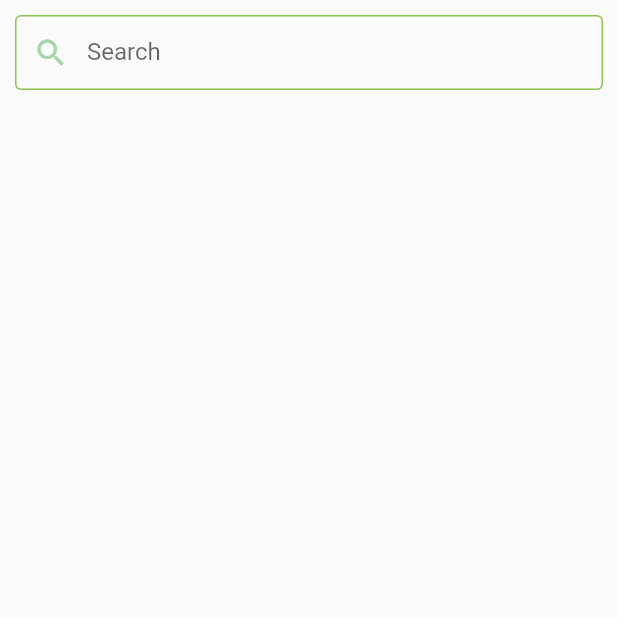
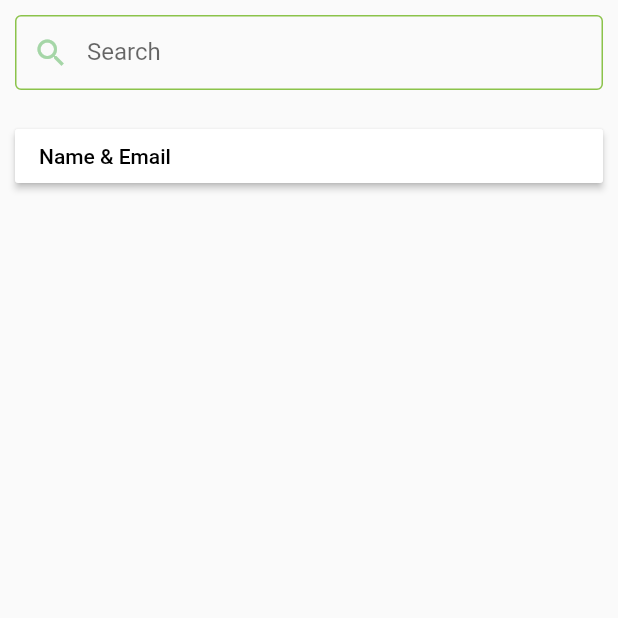
Before and after one commit to myjimm/chatapp_montejo, a Flutter app: the ChatPage screen opened directly, on a phone screen of 412 x 824 dp, the top half of it. Run offline on Flutter 3.47's test engine with Material 2 defaults, Android fonts, the phone set to English and light mode, and no system bars; our stand-ins replace email_validator.

Commit message:
90% of UI is done

```diff
--- a/chatapp_montejo/lib/chat.dart
+++ b/chatapp_montejo/lib/chat.dart
@@ -1,4 +1,5 @@
 import 'package:flutter/material.dart';
+import 'message.dart';
 
 class ChatPage extends StatefulWidget {
   const ChatPage({ Key? key }) : super(key: key);
@@ -41,6 +42,31 @@ class _ChatPageState extends State<ChatPage> {
     );
   }
 
+  Widget _buildContact() {
+    return Container(
+      padding: EdgeInsets.all(10),
+      child: ElevatedButton(
+        child: Align(
+        alignment: Alignment.centerLeft,
+        child: Text(
+          "Name & Email",
+          style: TextStyle(color: Colors.black),
+          textAlign: TextAlign.left,
+        ),
+      ),
+        onPressed: () {
+          Navigator.push(context, MaterialPageRoute(builder: (context) => MessagePage()));
+        },
+        style: ElevatedButton.styleFrom(
+          primary: Colors.white,
+          shape: const RoundedRectangleBorder(
+            borderRadius: BorderRadius.all(Radius.circular(2)),
+          ),
+        ),
+      ),
+    );
+  }
+
   @override
   Widget build(BuildContext context) {
     return Scaffold(
@@ -49,6 +75,7 @@ class _ChatPageState extends State<ChatPage> {
           child: Column(
             children: [
               _buildSearch(),
+              _buildContact()
             ],
           )
         )
--- a/chatapp_montejo/lib/landing.dart
+++ b/chatapp_montejo/lib/landing.dart
@@ -4,7 +4,7 @@ import 'profile.dart';
 import 'chat.dart';
 
 class LandingPage extends StatefulWidget {
-  const LandingPage({ Key? key }) : super(key: key);
+  const LandingPage({ Key? key}) : super(key: key);
 
   @override
   _LandingPageState createState() => _LandingPageState();
@@ -12,6 +12,7 @@ class LandingPage extends StatefulWidget {
 
 class _LandingPageState extends State<LandingPage> {
   int _currentIndex = 0;
+
   final List<Widget> _children = [
     ChatPage(),
     ProfilePage()
```
Also changed, not shown: chatapp_montejo/lib/main.dart (+0 -9 lines), chatapp_montejo/lib/message.dart (+75 -0 lines).
